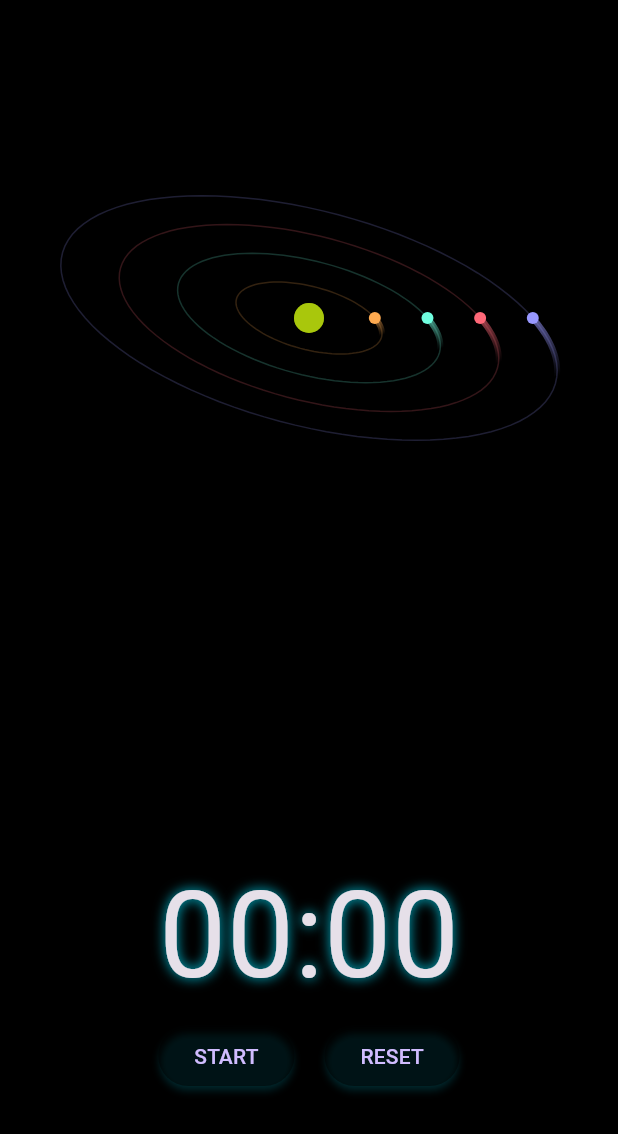
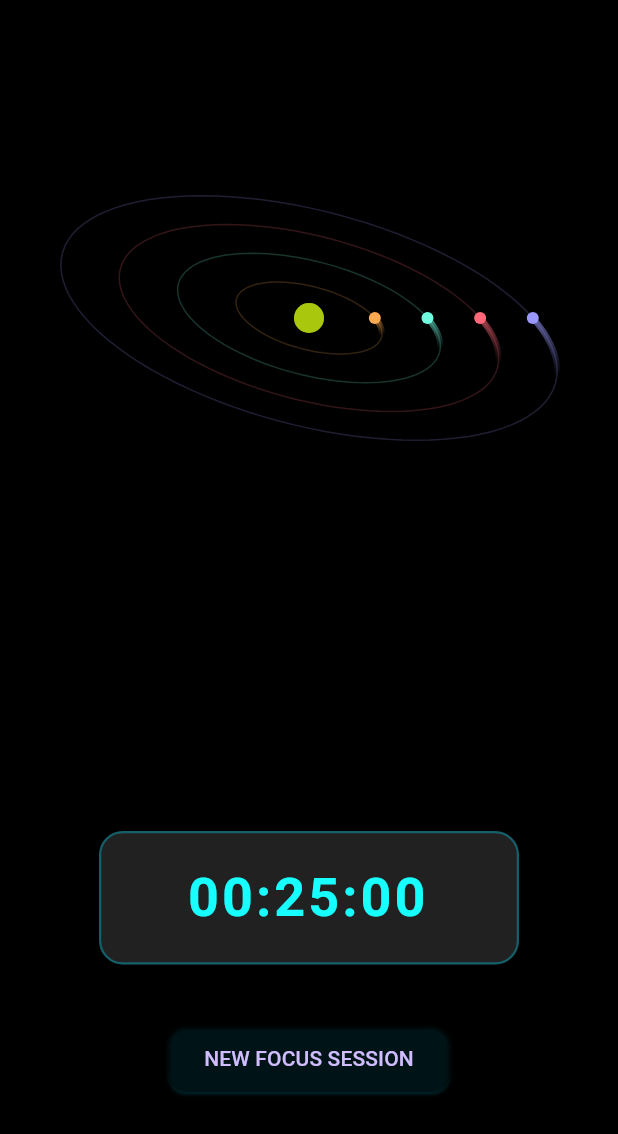
Before and after one commit to jellycat1/celestial_chronometer, a Flutter app: the screen it shows after launch, on a phone screen of 412 x 824 dp. Shown: the top 1134 px of the screen. Run offline on Flutter 3.47's test engine with Material 3 defaults, Android fonts, the phone set to English and light mode, and no system bars; our stand-ins replace wakelock_plus.

Commit message:
Added timer input; focus session page setup but not done

```diff
--- a/lib/celestial_painter.dart
+++ b/lib/celestial_painter.dart
@@ -77,6 +77,7 @@ class CelestialPainter extends CustomPainter {
     }
     return path;
   }
+
 
   @override
   void paint(Canvas canvas, Size size) {
--- a/lib/focus_timer_screen.dart
+++ b/lib/focus_timer_screen.dart
@@ -1,4 +1,7 @@
 import 'package:celestial_chronometer/models/planet_data.dart';
+import 'package:celestial_chronometer/focus_session_screen.dart';
+import 'package:celestial_chronometer/widgets/focus_time_input_field.dart';
+
 import 'package:flutter/material.dart';
 import 'package:wakelock_plus/wakelock_plus.dart';
 import 'dart:async';
@@ -26,6 +29,8 @@ class _FocusTimerScreenState extends State<FocusTimerScreen> with SingleTickerPr
   Timer? _timer;
   double _rotationX = 0.5;
   double _rotationY = 0.5;
+
+  Duration _selectedDuration = Duration.zero;
 
   double _scale = 1.0;
   double _baseScale = 1.0;
@@ -217,49 +222,108 @@ class _FocusTimerScreenState extends State<FocusTimerScreen> with SingleTickerPr
             child: Center(
               child: Column(
                 children: [
+
+                  Center(
+                    child: FocusTimeInputField(
+                      onDurationChanged: (duration) {
+                        _selectedDuration = duration;
+                      }
+                    )
+                  ),
+
                   // Text(
                   //   "STATUS: ${_status == TimerStatus.broken ? "BROKEN" : _status == TimerStatus.idle ? "IDLE" : _status == TimerStatus.paused ? "PAUSED" : "RUNNING"}"
                   // ),
-                  Text(
-                    // "Seconds: ${_secondsElapsed}",
-                    "${(_secondsElapsed ~/ 60).toString().padLeft(2, '0')}:${(_secondsElapsed % 60).toString().padLeft(2, '0')}",
-                    style: const TextStyle(
-                      fontSize: 80,
-                      shadows: [
-                        Shadow(
-                          blurRadius: 10.0,
-                          color: Colors.cyan,
-                          offset: Offset(0, 0), // (0,0) keeps the glow perfectly centered
-                        ),
-                      ]
-                    )
-                  ),
+                  // Text(
+                  //   "${(_secondsElapsed ~/ 60).toString().padLeft(2, '0')}:${(_secondsElapsed % 60).toString().padLeft(2, '0')}",
+                  //   style: const TextStyle(
+                  //     fontSize: 80,
+                  //     shadows: [
+                  //       Shadow(
+                  //         blurRadius: 13.0,
+                  //         color: Colors.cyan,
+                  //         offset: Offset(0, 0), // (0,0) keeps the glow perfectly centered
+                  //       ),
+                  //     ]
+                  //   )
+                  // ),
+                  // Text(
+                  //   "${(_selectedDuration.inHours % 60).toString().padLeft(2, '0')}:${(_selectedDuration.inMinutes % 60).toString().padLeft(2, '0')}:00",
+                  //   style: const TextStyle(
+                  //     fontSize: 80,
+                  //     shadows: [
+                  //       Shadow(
+                  //         blurRadius: 13.0,
+                  //         color: Colors.cyan,
+                  //         offset: Offset(0, 0),
+                  //       ),
+                  //     ]
+                  //   )
+                  // ),
+                  const SizedBox(height: 40),
+
                   Row(
                     mainAxisAlignment: MainAxisAlignment.center,
                     spacing: 20,
                     children: [
-                      ElevatedButton(
-                        onPressed: _status == TimerStatus.idle || _status == TimerStatus.broken ? _startTimer : _toggleTimer,
+                      SizedBox(
+                        height: 45,
+                        child: ElevatedButton(
+                          onPressed: () {
+                            Navigator.push(
+                              context,
+                              MaterialPageRoute(
+                                builder: (context) => const FocusSessionScreen(),
+                              ),
+                            );
+                          },
                           style: ElevatedButton.styleFrom(
+                            shape: RoundedRectangleBorder(
+                              borderRadius: BorderRadius.circular(12.0),
+                            ),
                             backgroundColor: Colors.black.withValues(alpha: 0.5),
                             shadowColor: Colors.cyan.withValues(alpha: 0.5),
-                          elevation: 2,
+                            elevation: 1,
                           ),
                           child: Text(
-                          _status == TimerStatus.running ? "PAUSE" : _status == TimerStatus.idle || _status == TimerStatus.broken ? "START" : "RESUME",
+                            "NEW FOCUS SESSION"
                           ),
                         ),
-                      ElevatedButton(
-                        onPressed: _resetTimer,
-                        style: ElevatedButton.styleFrom(
-                          backgroundColor: Colors.black.withValues(alpha: 0.5),
-                          shadowColor: Colors.cyan.withValues(alpha: 0.5),
-                          elevation: 2,
                       ),
-                        child: Text(
-                          "RESET"
-                        ),
-                      ),
+                  //     SizedBox(
+                  //       height: 40,
+                  //       child: ElevatedButton(
+                  //         onPressed: _status == TimerStatus.idle || _status == TimerStatus.broken ? _startTimer : _toggleTimer,
+                  //         style: ElevatedButton.styleFrom(
+                  //           shape: RoundedRectangleBorder(
+                  //             borderRadius: BorderRadius.circular(12.0)
+                  //           ),
+                  //           backgroundColor: Colors.black.withValues(alpha: 0.5),
+                  //           shadowColor: Colors.cyan.withValues(alpha: 0.5),
+                  //           elevation: 2,
+                  //         ),
+                  //         child: Text(
+                  //           _status == TimerStatus.running ? "PAUSE" : _status == TimerStatus.idle || _status == TimerStatus.broken ? "START" : "RESUME",
+                  //         ),
+                  //       ),
+                  //     ),
+                  //     SizedBox(
+                  //       height: 40,
+                  //       child: ElevatedButton(
+                  //         onPressed: _resetTimer,
+                  //         style: ElevatedButton.styleFrom(
+                  //           shape: RoundedRectangleBorder(
+                  //             borderRadius: BorderRadius.circular(12.0),
+                  //           ),
+                  //           backgroundColor: Colors.black.withValues(alpha: 0.5),
+                  //           shadowColor: Colors.cyan.withValues(alpha: 0.5),
+                  //           elevation: 2,
+                  //         ),
+                  //         child: Text(
+                  //           "RESET"
+                  //         ),
+                  //       ),
+                  //     ),
                     ],
                   ),
                 ],
--- /dev/null
+++ b/lib/services/time_shift_input_formatter.dart
@@ -0,0 +1,29 @@
+import 'package:flutter/material.dart';
+import 'package:flutter/services.dart';
+
+class TimeShiftInputFormatter extends TextInputFormatter {
+  @override
+  TextEditingValue formatEditUpdate(
+    TextEditingValue oldValue,
+    TextEditingValue newValue,
+  ) {
+      String digits = newValue.text.replaceAll(RegExp(r'\D'), '');
+
+      if (digits.length > 6) {
+        digits = digits.substring(digits.length - 6);
+      }
+
+      final padded = digits.padLeft(6, '0');
+
+      final hh = padded.substring(0, 2);
+      final mm = padded.substring(2, 4);
+      final ss = padded.substring(4, 6);
+
+      final formatted = "$hh:$mm:$ss";
+
+      return TextEditingValue(
+        text: formatted,
+        selection: TextSelection.collapsed(offset: formatted.length),
+      );
+  }
+}
--- /dev/null
+++ b/lib/widgets/focus_time_input_field.dart
@@ -0,0 +1,60 @@
+import 'package:celestial_chronometer/services/time_shift_input_formatter.dart';
+import 'package:flutter/material.dart';
+import 'package:flutter/services.dart';
+
+class FocusTimeInputField extends StatefulWidget {
+  final ValueChanged<Duration> onDurationChanged;
+
+  const FocusTimeInputField({super.key, required this.onDurationChanged});
+
+  @override
+  State<FocusTimeInputField> createState() => _FocusTimeInputFieldState();
+}
+
+class _FocusTimeInputFieldState extends State<FocusTimeInputField> {
+  final TextEditingController _controller = TextEditingController(text: '00:25:00');
+
+  void _onChanged(String text) {
+    final digits = text.replaceAll(RegExp(r'\D'), '').padLeft(6, '0');
+    final hours = int.parse(digits.substring(0, 2));
+    final minutes = int.parse(digits.substring(2, 4));
+    final seconds = int.parse(digits.substring(4, 6));
+
+    final duration = Duration(hours: hours, minutes: minutes, seconds: seconds);
+    widget.onDurationChanged(duration);
+  }
+
+  @override
+  Widget build(BuildContext context) {
+    return Container(
+      width: 280,
+      padding: const EdgeInsets.symmetric(horizontal:  16, vertical: 8),
+      decoration: BoxDecoration(
+        color: Colors.grey[900],
+        borderRadius: BorderRadius.circular(16),
+        border: Border.all(color: Colors.cyan.withValues(alpha: 0.4), width: 1.5),
+      ),
+      child: TextField(
+        controller: _controller,
+        keyboardType: TextInputType.number,
+        textAlign: TextAlign.center,
+        style: const TextStyle(
+          fontSize: 36,
+          fontWeight: FontWeight.bold,
+          color: Colors.cyanAccent,
+          letterSpacing: 2,
+        ),
+        inputFormatters: [
+          FilteringTextInputFormatter.digitsOnly,
+          TimeShiftInputFormatter(),
+        ],
+        decoration: const InputDecoration(
+          border: InputBorder.none,
+          hintText: '00:00:00',
+          hintStyle: TextStyle(color: Colors.white24),
+        ),
+        onChanged: _onChanged,
+      )
+    );
+  }
+}
```
Also changed, not shown: lib/focus_session_screen.dart (added, +17 -0 lines), lib/models/focus_session.dart (added, +38 -0 lines). Lines whose indentation alone changed are shown as unchanged.
